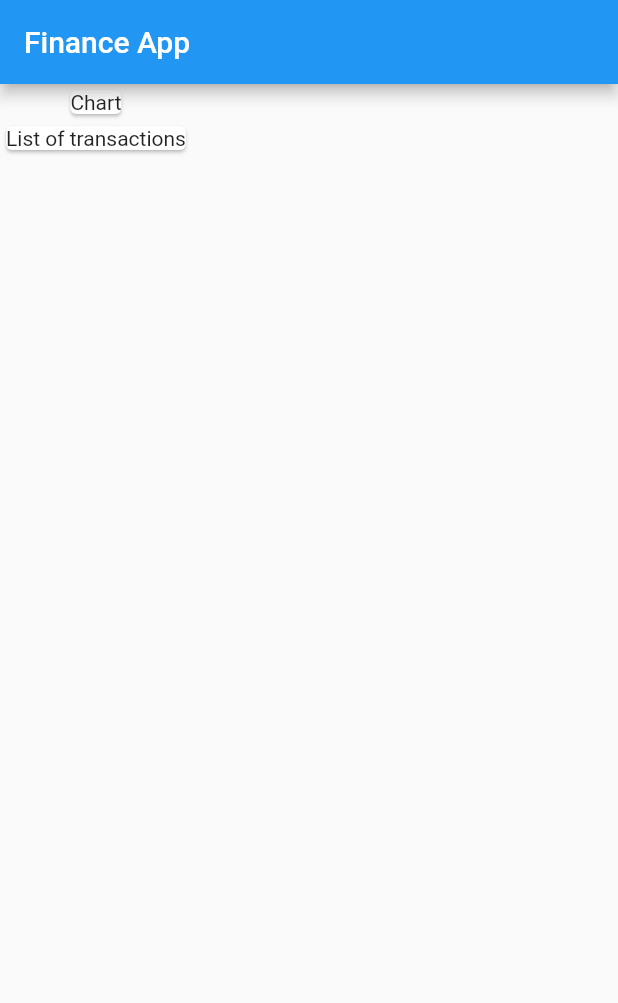
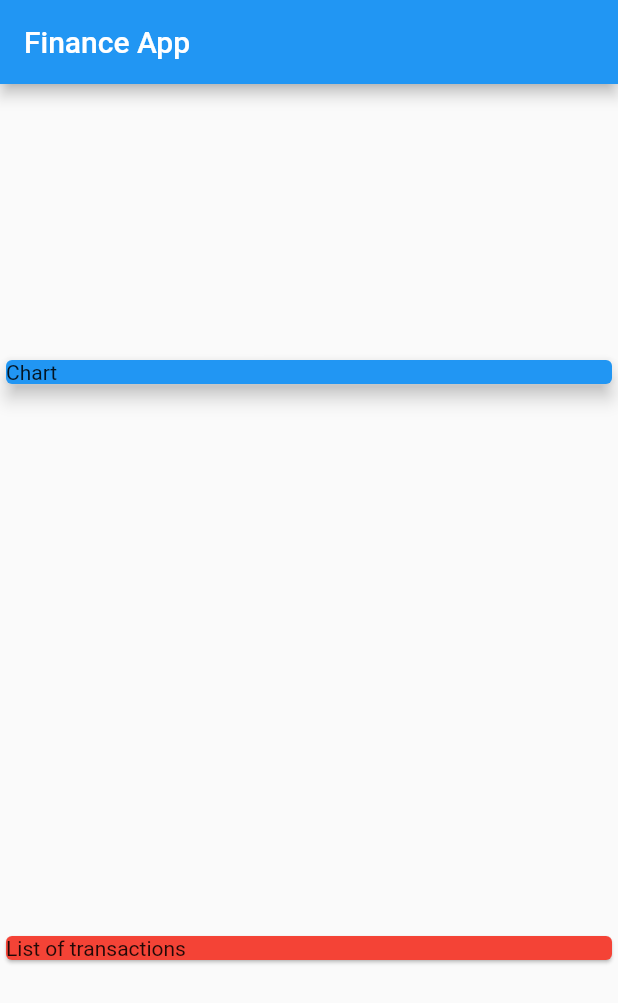
Before and after one commit to kaushalvivek/flutter-coursework, a Flutter app: the screen it shows after launch, on a phone screen of 412 x 824 dp. Shown: the top 1003 px of the screen. Run offline on Flutter 3.47's test engine with Material 2 defaults, Android fonts, the phone set to English and light mode, and no system bars.

Commit message:
Section 4 quiz 6

```diff
--- a/code/finance_tracker/lib/main.dart
+++ b/code/finance_tracker/lib/main.dart
@@ -11,11 +11,19 @@ class MyHomePage extends StatelessWidget {
           title: Text("Finance App"),
         ),
         body: Column(
+          mainAxisAlignment: MainAxisAlignment.spaceAround,
+          crossAxisAlignment: CrossAxisAlignment.stretch,
           children: <Widget>[
             Card(
-              child: Text("Chart"),
+              color: Colors.blue,
+              child: Container(
+                child: Text("Chart"),
+                width: double.infinity,
+              ),
+              elevation: 5,
             ),
             Card(
+              color: Colors.red,
               child: Text("List of transactions"),
             )
           ],
```
Also changed, not shown: 1 other file.
